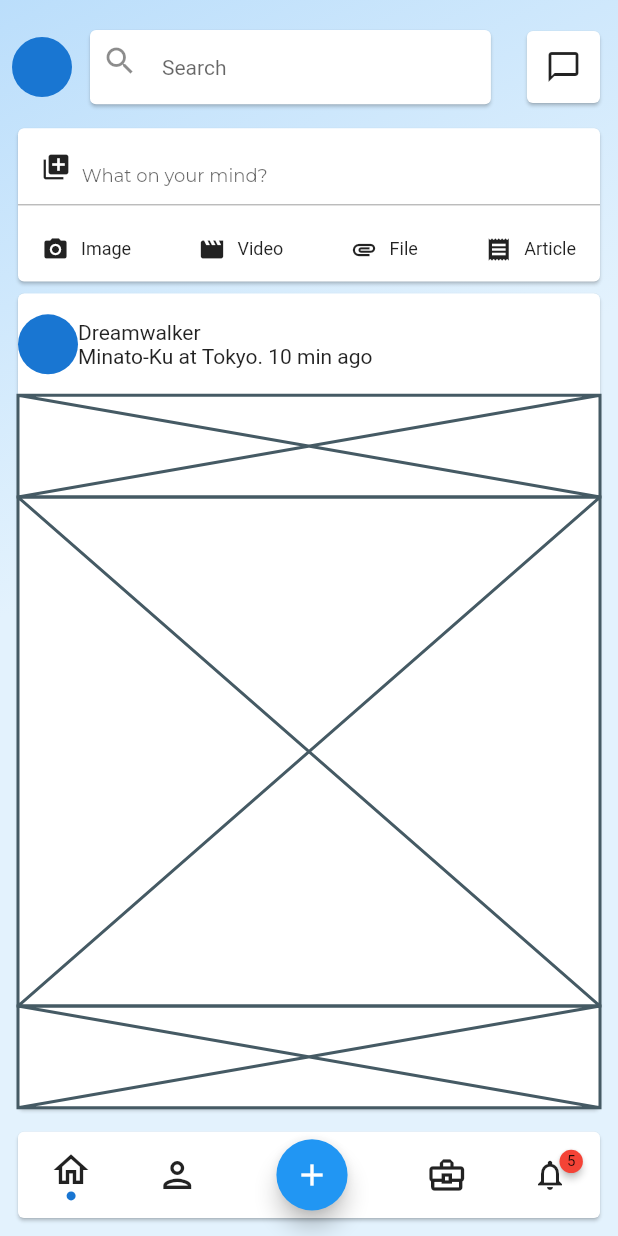
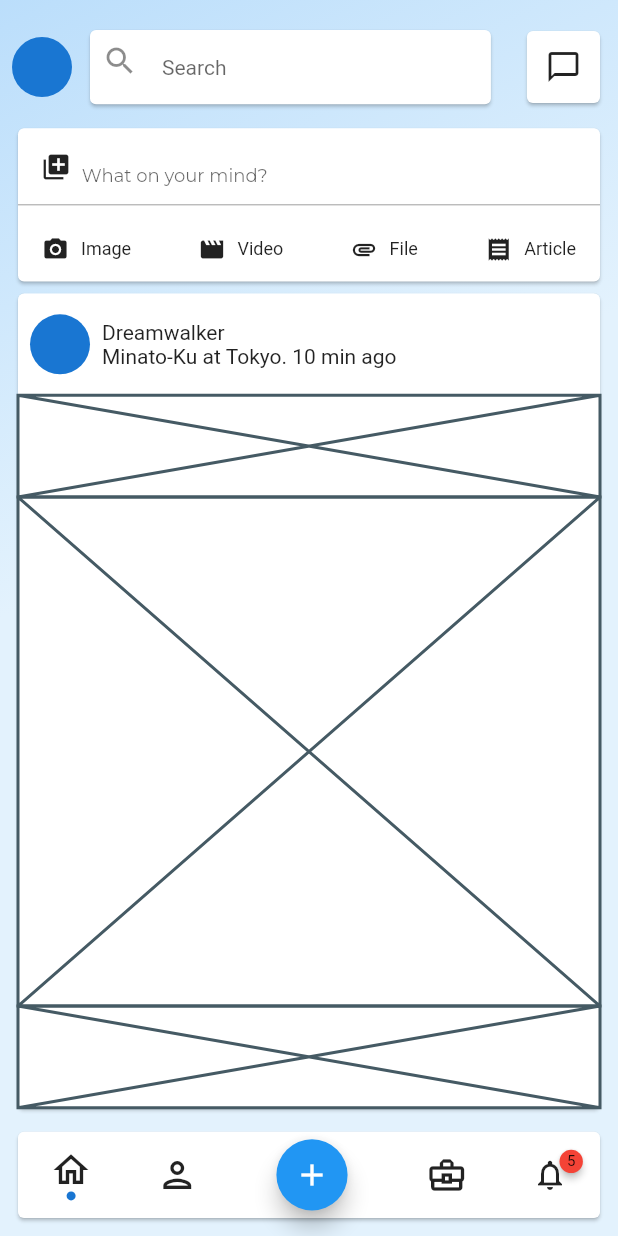
Before and after one commit to JAICHANGPARK/flutter_notebook_8th_story, a Flutter app: the screen it shows after launch, on a phone screen of 412 x 824 dp. Run offline on Flutter 3.47's test engine with Material 2 defaults, Android fonts, the phone set to English and light mode, and no system bars; drawn by our look-alikes of badges; our stand-ins replace flutter_hooks, google_fonts, hooks_riverpod, state_notifier.

Commit message:
Update linkedin_main_page.dart

```diff
--- a/lib/ep580_linkedin_app/linkedin_main_page.dart
+++ b/lib/ep580_linkedin_app/linkedin_main_page.dart
@@ -165,18 +165,24 @@ class _LinkedinMainPageState extends State<LinkedinMainPage> {
                       children: [
                         Expanded(
                           flex: 2,
+                          child: Padding(
+                            padding: const EdgeInsets.symmetric(horizontal: 8),
                             child: Row(
                               children: [
                                 CircleAvatar(),
-                              Column(
+                                Padding(
+                                  padding: const EdgeInsets.all(8.0),
+                                  child: Column(
                                     crossAxisAlignment: CrossAxisAlignment.start,
                                     mainAxisAlignment: MainAxisAlignment.center,
                                     children: [
                                       Text("Dreamwalker"),
                                       Text("Minato-Ku at Tokyo. 10 min ago")
                                     ],
+                                  ),
                                 )
                               ],
+                            ),
                           ),
                         ),
                         Expanded(
```
Lines whose indentation alone changed are shown as unchanged.
